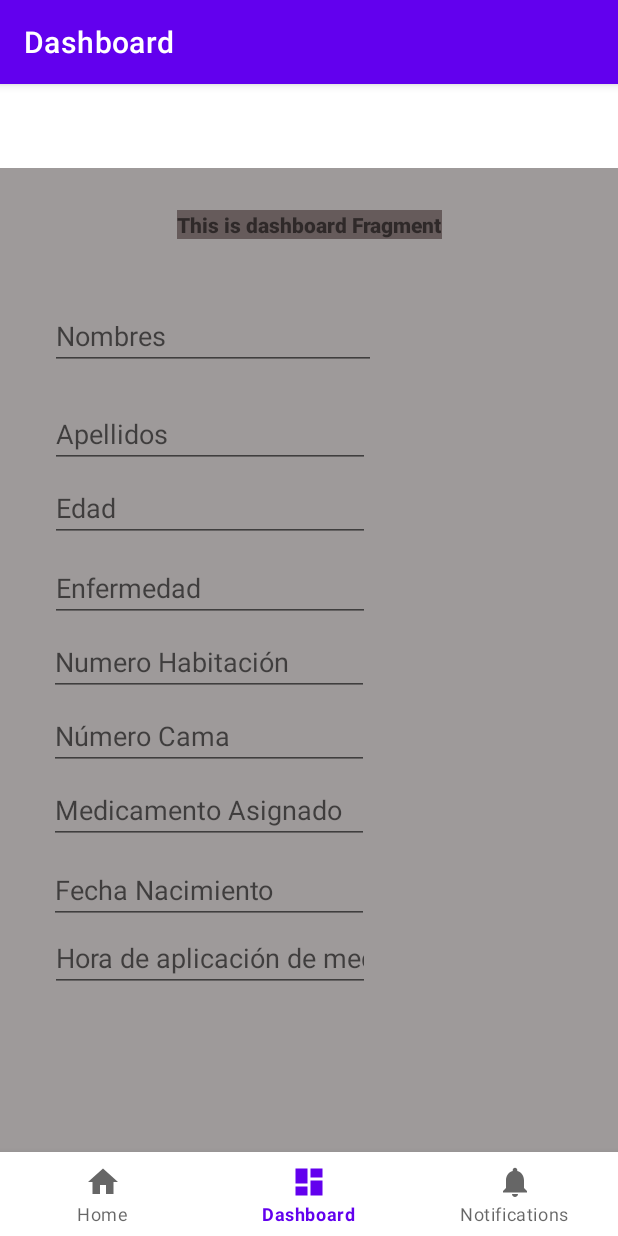
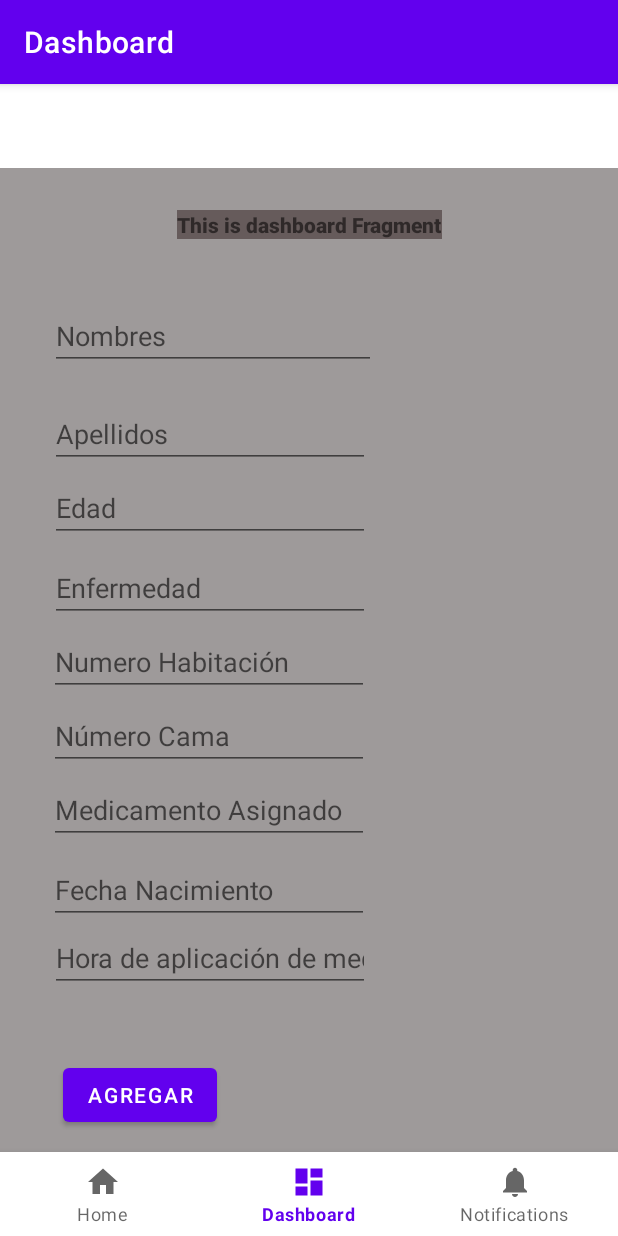
Before and after one commit to LeonardoRicaldone/ProyectoFormativoLeoSamu, an Android app: the DashboardFragment screen opened through its navigation route, on a phone screen of 412 x 824 dp. Run offline under Robolectric (Android 15) with nearby library versions, the phone set to English and light mode, and no system bars; our stand-ins replace navigation-ui; 4 statements that could not run were skipped.

Commit message:
Se supone que funciono guardar

```diff
--- a/app/src/main/java/LeonardoMonterrosa/SamuelSanchez/myapplication/ui/dashboard/DashboardFragment.kt
+++ b/app/src/main/java/LeonardoMonterrosa/SamuelSanchez/myapplication/ui/dashboard/DashboardFragment.kt
@@ -9,14 +9,22 @@ import android.widget.TextView
 import androidx.fragment.app.Fragment
 import androidx.lifecycle.ViewModelProvider
 import LeonardoMonterrosa.SamuelSanchez.myapplication.databinding.FragmentDashboardBinding
+import RecycleViewHelpers.AdaptadorPaciente
+import android.widget.Button
 import android.widget.EditText
+import androidx.recyclerview.widget.LinearLayoutManager
+import androidx.recyclerview.widget.RecyclerView
+import kotlinx.coroutines.CoroutineScope
+import kotlinx.coroutines.Dispatchers
+import kotlinx.coroutines.launch
+import kotlinx.coroutines.withContext
+import modelo.ClaseConexion
+import modelo.tbPacientes
 
 class DashboardFragment : Fragment() {
 
     private var _binding: FragmentDashboardBinding? = null
 
-    // This property is only valid between onCreateView and
-    // onDestroyView.
     private val binding get() = _binding!!
 
     override fun onCreateView(
@@ -30,21 +38,80 @@ class DashboardFragment : Fragment() {
         _binding = FragmentDashboardBinding.inflate(inflater, container, false)
         val root: View = binding.root
 
+        val txtNombres = root.findViewById<EditText>(R.id.txtNombrePaciente)
+        val txtApellidos = root.findViewById<EditText>(R.id.txtApellidos)
+        val txtEdad = root.findViewById<EditText>(R.id.txtEdadPaciente)
+        val txtEnfermedad = root.findViewById<EditText>(R.id.txtEnfermedadPaciente)
+        val txtNumHabitacion = root.findViewById<EditText>(R.id.txtNumHabitacion)
+        val txtNumCama = root.findViewById<EditText>(R.id.txtNumCama)
+        val txtMedicamentoAsigando = root.findViewById<EditText>(R.id.txtMedicamentos)
+        val txtFechaNacimiento = root.findViewById<EditText>(R.id.txtFechaNacimiento)
+        val txtHoraDeMedicamento = root.findViewById<EditText>(R.id.txtHoraDeMedicamentos)
+        val btnGuardarPacientes = root.findViewById<Button>(R.id.btnAgregarPacientes)
 
+        val rcvPacientes = root.findViewById<RecyclerView>(R.id.rcvPacientes)
+        rcvPacientes.layoutManager = LinearLayoutManager(requireContext())
 
+        fun obtenerPacientes(): List<tbPacientes> {
+            val objConexio = ClaseConexion().cadenaConexion()
+            val statement = objConexio?.createStatement()
+            val resultSet = statement?.executeQuery("select * from tbPacientes")!!
 
-        val Nombres = root.findViewById<EditText>(R.id.txtNombrePaciente )
-        val Apellidos = root.findViewById<EditText>(R.id.txtApellidos )
-        val Edad = root.findViewById<EditText>(R.id.txtEdadPaciente )
-        val Enfermedad = root.findViewById<EditText>(R.id.txtEnfermedadPaciente )
-        val NumHabitacion = root.findViewById<EditText>(R.id.txtNumHabitacion )
-        val NumCama = root.findViewById<EditText>(R.id.txtNumCama )
-        val MedicamentoAsigando = root.findViewById<EditText>(R.id.txtMedicamentos )
-        val FechaNacimiento = root.findViewById<EditText>(R.id.txtFechaNacimiento )
-        val HoraDeMedicamento = root.findViewById<EditText>(R.id.txtHoraDeMedicamentos )
+            val listaPacientes = mutableListOf<tbPacientes>()
 
+            while (resultSet.next()) {
 
+                val id = resultSet.getInt("id")
+                val nombre = resultSet.getString("nombre")
+                val apellido = resultSet.getString("apellido")
+                val edad = resultSet.getInt("edad")
+                val enfermedad = resultSet.getString("enfermedad")
+                val numero_habitacion = resultSet.getInt("numero_habitacion")
+                val numero_cama = resultSet.getInt("numero_cama")
+                val medicamentos_asignados = resultSet.getString("medicamentos_asignados")
+                val fecha_nacimiento = resultSet.getString("fecha_nacimiento")
+                val hora_aplicacion_medicamento = resultSet.getString("hora_aplicacion_medicamento")
 
+                val valoresJuntos = tbPacientes(id, nombre, apellido, edad, enfermedad, numero_habitacion, numero_cama, medicamentos_asignados, fecha_nacimiento, hora_aplicacion_medicamento)
+
+                listaPacientes.add(valoresJuntos)
+
+            }
+            return listaPacientes
+        }
+
+        CoroutineScope(Dispatchers.IO).launch {
+            val Pacientes = obtenerPacientes()
+            withContext(Dispatchers.Main){
+                val adapter = AdaptadorPaciente(Pacientes){ tbPacientes ->  }
+                rcvPacientes.adapter = adapter
+
+            }
+        }
+
+        btnGuardarPacientes.setOnClickListener {
+            CoroutineScope(Dispatchers.IO).launch {
+                val claseC = ClaseConexion().cadenaConexion()
+                val addPacientes = claseC?.prepareStatement(
+                    "insert into tbPacientes(nombre, apellido, edad, enfermedad, numero_habitacion, numero_cama, medicamento_asignados, fecha_nacimiento, hora_aplicacion_medicamentos) values(?,?,?,?,?,?,?,?,?)"
+                )!!
+                addPacientes.setString(1, txtNombres.text.toString())
+                addPacientes.setString(2, txtApellidos.text.toString())
+                addPacientes.setString(3, txtEdad.text.toString())
+                addPacientes.setString(4, txtEnfermedad.text.toString())
+                addPacientes.setString(5, txtNumHabitacion.text.toString())
+                addPacientes.setString(6, txtNumCama.text.toString())
+                addPacientes.setString(7, txtMedicamentoAsigando.text.toString())
+                addPacientes.setString(8, txtFechaNacimiento.text.toString())
+                addPacientes.setString(9, txtHoraDeMedicamento.text.toString())
+                addPacientes.executeUpdate()
+
+                val nuevosPacientes = obtenerPacientes()
+                withContext(Dispatchers.Main) {
+                    (rcvPacientes.adapter as? AdaptadorPaciente)?.updateData(nuevosPacientes)
+                }
+            }
+        }
 
         val textView: TextView = binding.textView
         dashboardViewModel.text.observe(viewLifecycleOwner) {
@@ -53,16 +120,8 @@ class DashboardFragment : Fragment() {
         return root
     }
 
-
-
     override fun onDestroyView() {
         super.onDestroyView()
         _binding = null
     }
-
-
-
-
-
-
 }
--- a/app/src/main/java/LeonardoMonterrosa/SamuelSanchez/myapplication/ui/home/HomeFragment.kt
+++ b/app/src/main/java/LeonardoMonterrosa/SamuelSanchez/myapplication/ui/home/HomeFragment.kt
@@ -75,6 +75,7 @@ class HomeFragment : Fragment() {
             return listaPacientes
         }
 
+
         CoroutineScope(Dispatchers.IO).launch {
             val pacientesDB = obtenerPacientes()
             withContext(Dispatchers.Main) {
--- a/app/src/main/java/modelo/ClaseConexion.kt
+++ b/app/src/main/java/modelo/ClaseConexion.kt
@@ -18,7 +18,7 @@ class ClaseConexion {
             val contrasenaLeonardo = "desarrollo"
 
 
-            val connection = DriverManager.getConnection(ipLeo, usuarioLeonardo, contrasenaLeonardo)
+            val connection = DriverManager.getConnection(ipSamu, usuarioSamuel, contrasenaSamuel)
             return connection
         }catch (e: Exception) {
             println("error: $e")
--- a/app/src/main/res/layout/fragment_dashboard.xml
+++ b/app/src/main/res/layout/fragment_dashboard.xml
@@ -136,4 +136,17 @@
         app:layout_constraintStart_toStartOf="parent"
         app:layout_constraintTop_toBottomOf="@+id/txtFechaNacimiento" />
 
+    <Button
+        android:id="@+id/btnAgregarPacientes"
+        android:layout_width="wrap_content"
+        android:layout_height="wrap_content"
+        android:layout_marginTop="40dp"
+        android:text="Agregar"
+        app:layout_constraintBottom_toBottomOf="parent"
+        app:layout_constraintEnd_toEndOf="parent"
+        app:layout_constraintHorizontal_bias="0.136"
+        app:layout_constraintStart_toStartOf="parent"
+        app:layout_constraintTop_toBottomOf="@+id/txtHoraDeMedicamentos"
+        app:layout_constraintVertical_bias="0.062" />
+
 </androidx.constraintlayout.widget.ConstraintLayout>
```
Also changed, not shown: app/src/main/java/RecycleViewHelpers/AdaptadorPaciente.kt (+9 -0 lines).
